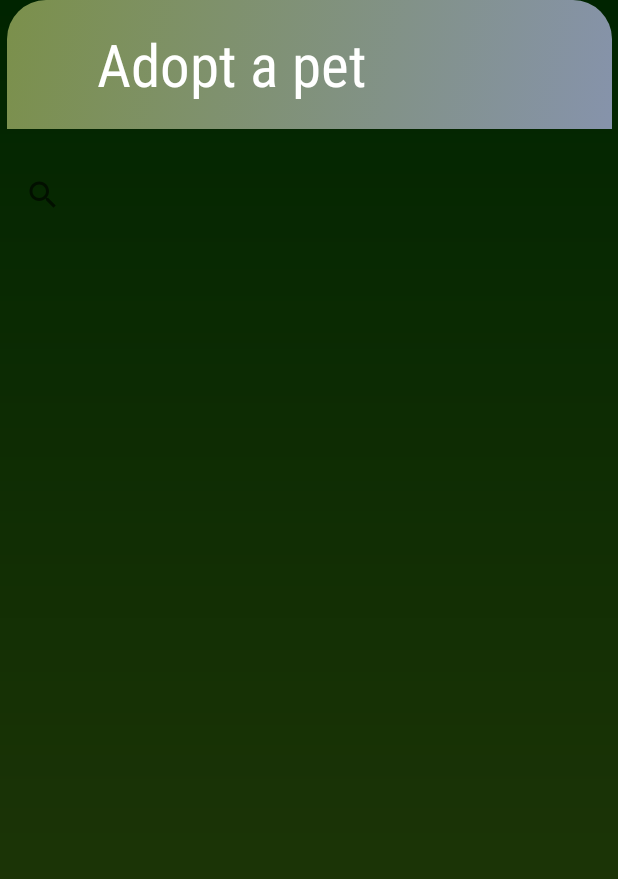
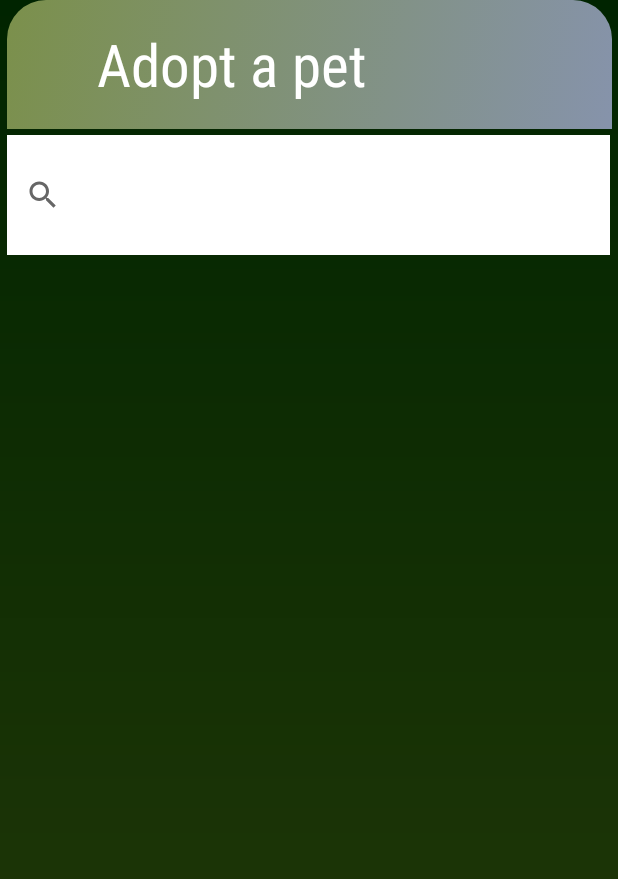
Before and after one commit to WenDEVLIFE/Pet-Adoption-App, an Android app: the fragment AdoptionFragments placed in its activity, on a phone screen of 412 x 824 dp. Shown: the top 879 px of the screen. Run offline under Robolectric (Android 15) with nearby library versions, the phone set to English and light mode, and no system bars; our stand-ins replace sdp/ssp sizes.

Commit message:
Added colors  to the search bar  🖼️

```diff
--- a/app/src/main/res/layout/fragment_adoption.xml
+++ b/app/src/main/res/layout/fragment_adoption.xml
@@ -53,7 +53,8 @@
                 android:layout_width="402dp"
                 android:layout_height="80dp"
                 android:id="@+id/searchView"
-                android:hint="Search..."
+                android:hint="@string/search"
+                android:background="@color/white"
                 app:layout_constraintStart_toStartOf="parent"
                 app:layout_constraintEnd_toEndOf="parent"
                 app:layout_constraintHorizontal_bias="0.444"
--- a/app/src/main/res/values/strings.xml
+++ b/app/src/main/res/values/strings.xml
@@ -56,4 +56,5 @@
     <string name="home1" />
     <!-- TODO: Remove or change this placeholder text -->
     <string name="hello_blank_fragment">Hello blank fragment</string>
+    <string name="search">Search...</string>
 </resources>
```
